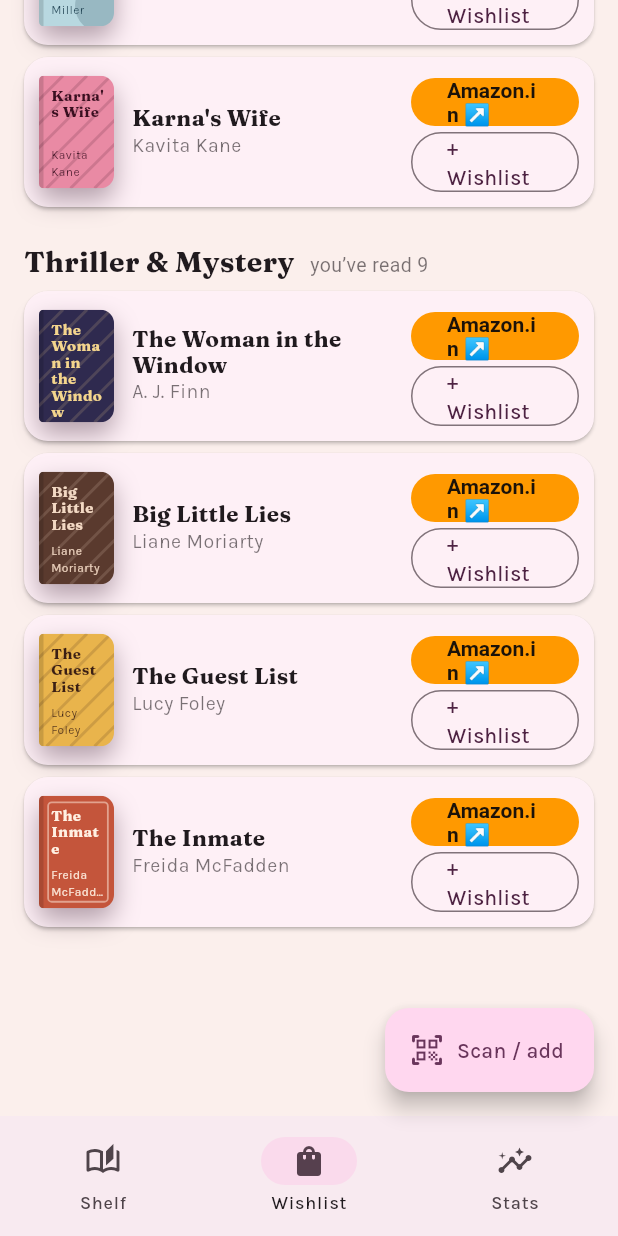
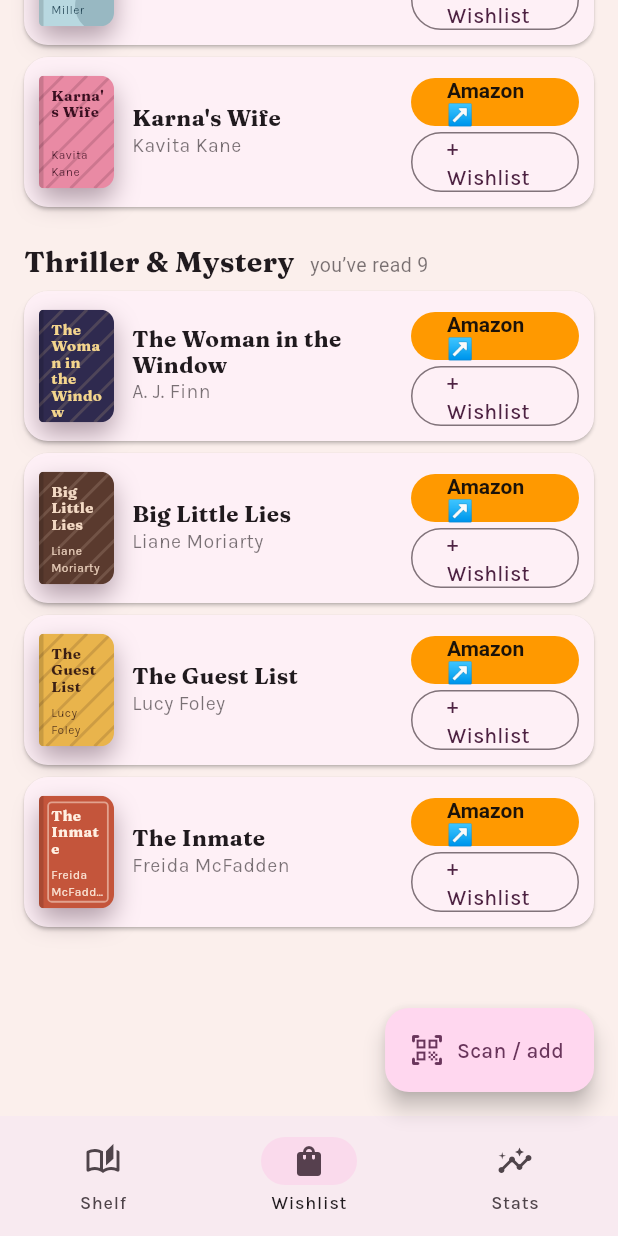
Before and after one commit to koshaad-arch/kosha-library, a Flutter app: the screen it shows after launch, item 2 of the bottom bar chosen, scrolled down 1023 dp, on a phone screen of 412 x 824 dp. Run offline on Flutter 3.47's test engine with Material 3 defaults, Android fonts, the phone set to English and light mode, and no system bars; our stand-ins replace google_fonts, shared_preferences; missing offline and left inert: excel, mobile_scanner; network calls fail.

Commit message:
Shorter Amazon button label
Co-Authored-By: Claude Opus 5.5 <noreply@anthropic.com>
Claude-Session: https://claude.ai/code/session_01ErbXX3cKo9JTK1XKHjVGMo

```diff
--- a/lib/screens/wishlist_screen.dart
+++ b/lib/screens/wishlist_screen.dart
@@ -19,7 +19,7 @@ Future<void> openAmazon(BuildContext context, String url) async {
 class AmazonButton extends StatelessWidget {
   final String url;
   final String label;
-  const AmazonButton({super.key, required this.url, this.label = 'Amazon.in ↗'});
+  const AmazonButton({super.key, required this.url, this.label = 'Amazon ↗'});
   @override
   Widget build(BuildContext context) => FilledButton(
         style: FilledButton.styleFrom(
```
